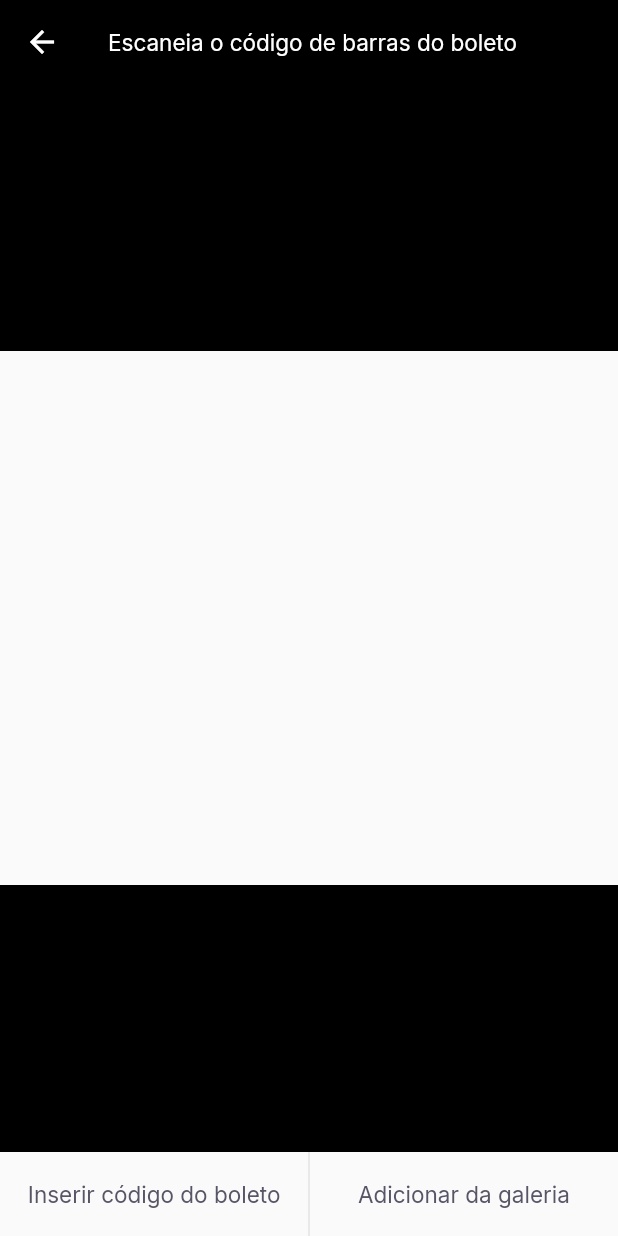
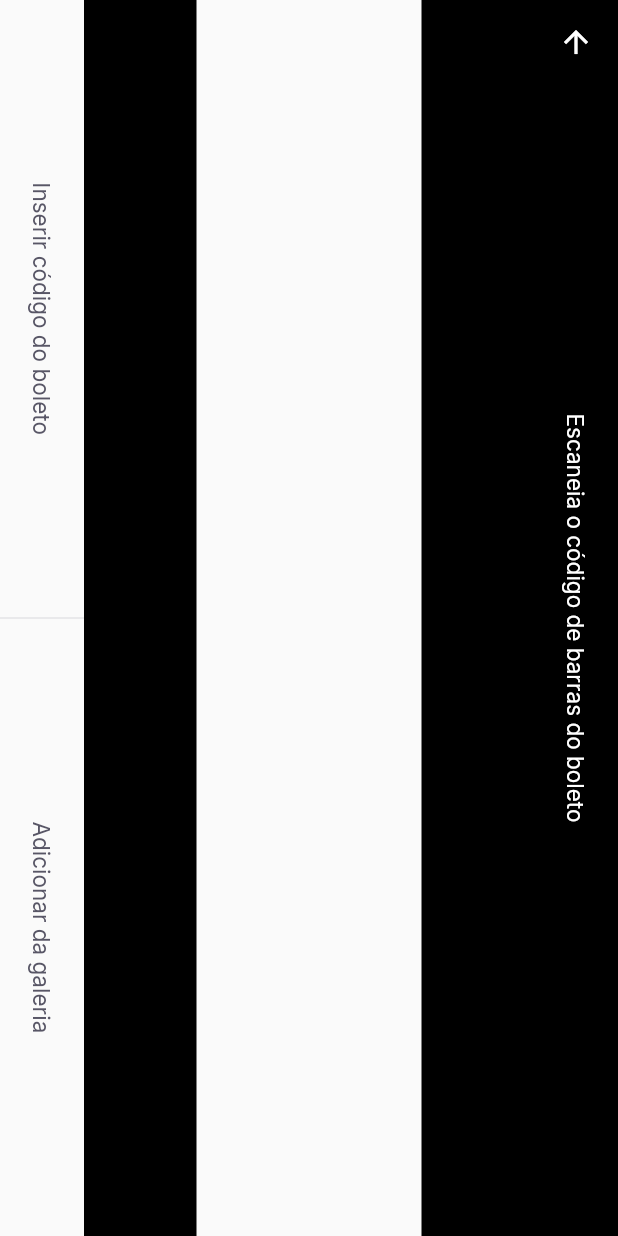
Before and after one commit to dikdudu/payflow, a Flutter app: the BarcodeScannerPage screen opened by its route, on a phone screen of 412 x 824 dp. Run offline on Flutter 3.47's test engine with Material 2 defaults, Android fonts, the phone set to English and light mode, and no system bars; our stand-ins replace firebase_core, google_fonts, google_sign_in, shared_preferences; accounts and stored records are empty.

Commit message:
Scaffold(

```diff
--- a/lib/modules/barcode_scanner/barcode_scanner_page.dart
+++ b/lib/modules/barcode_scanner/barcode_scanner_page.dart
@@ -13,8 +13,16 @@ class BarcodeScannerPage extends StatefulWidget {
 class _BarcodeScannerPageState extends State<BarcodeScannerPage> {
   @override
   Widget build(BuildContext context) {
-    return Scaffold(
+    return RotatedBox(
+      quarterTurns: 1,
+      child:SafeArea(
+      top: true,
+      bottom: true,
+      right: true,
+      left: true,
+          child: Scaffold(
         appBar: AppBar(
+          centerTitle: true,
           backgroundColor: Colors.black,
           title: Text(
             "Escaneia o código de barras do boleto",
@@ -45,6 +53,7 @@ class _BarcodeScannerPageState extends State<BarcodeScannerPage> {
           ],
         ),
         bottomNavigationBar: SetLabelButton(primaryLabel: "Inserir código do boleto",primaryOnPressed: (){},secudaryLabel: "Adicionar da galeria",secudaryOnPressed: (){},),
-    );
+      ),
+    ),);
   }
 }
```
Lines whose indentation alone changed are shown as unchanged.
